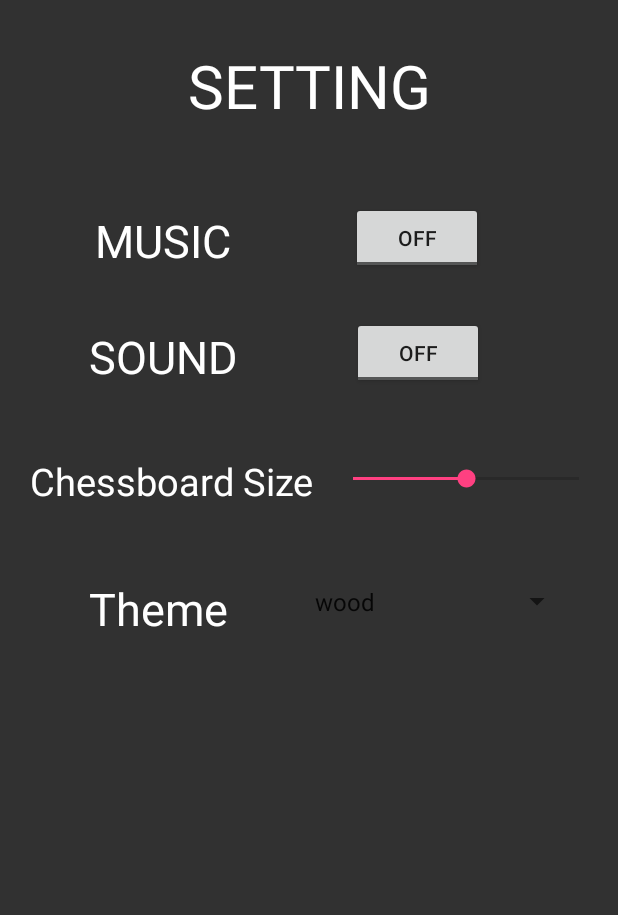
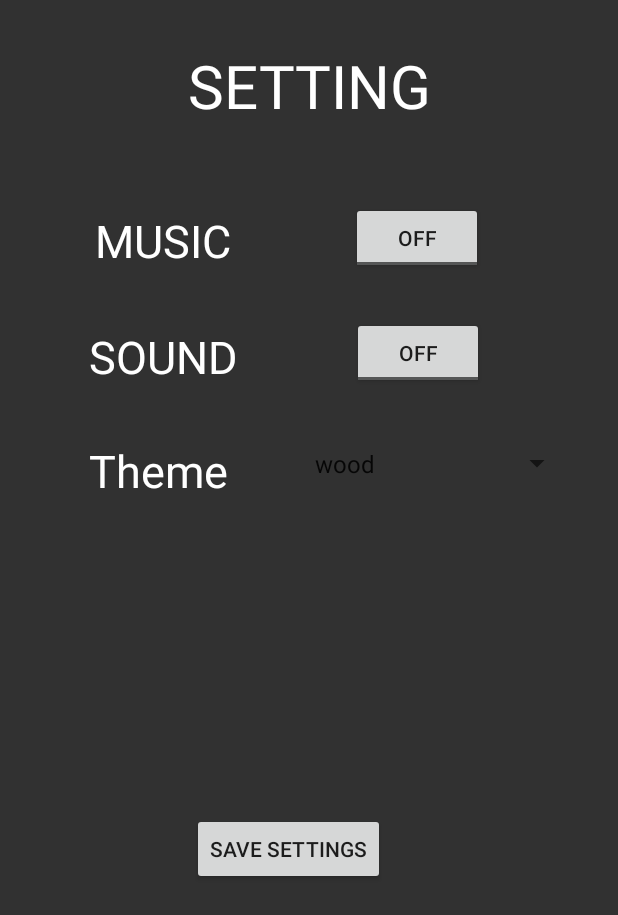
Before and after one commit to chengmx1025/AndroidChessGame, an Android app: the SettingActivity screen opened directly, with no data from a screen before it, after a tap on "ON", on a phone screen of 412 x 824 dp. Shown: the top 915 px of the screen. Run offline under Robolectric (Android 15) with nearby library versions, the phone set to English and light mode, and no system bars; 1 other tap on this screen came first.

Commit message:
ver4.3: bugs fixed in single player

```diff
--- a/app/src/main/java/com/example/chengmx/group16chessgame/activity/SettingActivity.java
+++ b/app/src/main/java/com/example/chengmx/group16chessgame/activity/SettingActivity.java
@@ -9,13 +9,22 @@ import android.content.Intent;
 import android.content.ServiceConnection;
 import android.view.KeyEvent;
 import android.view.View;
+import android.widget.AdapterView;
 import android.widget.Button;
+import android.widget.Spinner;
 import android.widget.ToggleButton;
 
 import com.example.chengmx.group16chessgame.R;
 import com.example.chengmx.group16chessgame.Service.MyMusicService;
 import com.example.chengmx.group16chessgame.Service.MyMusicService.MyBinder;
+import com.example.chengmx.group16chessgame.data.Data;
 
+/**
+ * CSIT 5510 (L1)
+ * CHENG Mingxin, 20387442, mchengaa@connect.ust.hk
+ * CHEN Kangle, 20403480, kchenam@connect.ust.hk
+ * WANG Ziwei, 20402072, zwangcp@connect.ust.hk
+ */
 
 /**
  * Created by chengmx on 2016/11/14.
@@ -24,24 +33,36 @@ import com.example.chengmx.group16chessgame.Service.MyMusicService.MyBinder;
 public class SettingActivity extends Activity {
     private ServiceConnection conn;
     private MyMusicService musicService;
+
     private ToggleButton musicToggleButton;
+    private ToggleButton soundToggleButton;
+    private Button saveButton;
+    private Spinner spinner;
+
+
+    private int if_music;
+    private int if_sound;
+    private int theme;
+
 
     @Override
     protected void onCreate(Bundle savedInstanceState) {
         super.onCreate(savedInstanceState);
         setContentView(R.layout.setting);
+        if_music = 0;
+        if_sound = 0;
+        theme = 0;
+
+        musicToggleButton = (ToggleButton)findViewById(R.id.toggleButton1);
+        soundToggleButton = (ToggleButton)findViewById(R.id.toggleButton2);
+        saveButton = (Button)findViewById(R.id.saveButton);
+        spinner = (Spinner)findViewById(R.id.spinner);
+
+        //loadSettings();
         conn = new Myconn();
-        musicToggleButton = (ToggleButton)findViewById(R.id.toggleButton1);
+
         musicToggleButton.setOnClickListener(new View.OnClickListener() {
             public void onClick(View v) {
-                if (musicService == null) {
-                        Intent intent = new Intent(SettingActivity.this,
-                                MyMusicService.class);
-                        bindService(intent, conn, Context.BIND_AUTO_CREATE);//绑定服务,后台也能播放
-                    } else {
-                        musicService.playMusic();
-                    }
-                /*
                 //first-clicked
                 if (musicToggleButton.isChecked()) {
                     if (musicService == null) {
@@ -60,7 +81,32 @@ public class SettingActivity extends Activity {
                         unbindService(conn);
                     }
                 }
-                */
+            }
+        });
+
+        spinner.setOnItemSelectedListener(new AdapterView.OnItemSelectedListener() {
+            @Override
+            public void onItemSelected(AdapterView<?> parent, View view, int pos, long id) {
+                theme = pos;
+            }
+            @Override
+            public void onNothingSelected(AdapterView<?> parent) {
+                // Another interface callback
+            }
+        });
+
+        saveButton.setOnClickListener(new View.OnClickListener() {
+            public void onClick(View v) {
+                if (musicToggleButton.isChecked())
+                    if_music = 1;
+                else
+                    if_music = 0;
+
+                if (soundToggleButton.isChecked())
+                    if_sound = 1;
+                else
+                    if_sound = 0;
+                //saveSettings();
             }
         });
     }
@@ -88,4 +134,16 @@ public class SettingActivity extends Activity {
         return super.onKeyDown(keyCode, event);
     }
 
+    public void loadSettings(){
+
+        String[] out = Data.loadSetting(getApplicationContext());
+        if_music = Integer.valueOf(out[0]);
+        if_sound = Integer.valueOf(out[1]);
+        theme = Integer.valueOf(out[2]);
+    }
+
+    public void saveSettings() {
+        String text = Integer.toString(if_music) + "/" + Integer.toString(if_sound) + "/" + Integer.toString(theme);
+        Data.saveSetting(getApplicationContext(), text);
+    }
 }
--- a/app/src/main/res/layout/game_rule.xml
+++ b/app/src/main/res/layout/game_rule.xml
@@ -17,7 +17,10 @@
         android:textColor="#ffffff"/>
 
     <TextView
-        android:text="This is a game called Five-In-A-Roll.\nPlayers take turns to put a chess on the board.\nThe one who first makes five chess in a line will win the game.\n\nHope you enjoy it! :)"
+        android:text="This is a game called Five-In-A-Roll.\nPlayers take turns to put a chess on the board.\nThe one who first makes five chess in a line will win the game.\n\nHope you enjoy it! :)\n\n\nDeveloped by:
+        CHENG Mingxin
+        CHEN Kangle
+        WANG Ziwei"
         android:layout_width="match_parent"
         android:layout_height="wrap_content"
         android:id="@+id/textView2"
--- a/app/src/main/res/layout/setting.xml
+++ b/app/src/main/res/layout/setting.xml
@@ -73,12 +73,12 @@
         </LinearLayout>
     </LinearLayout>
 
+    <!--
     <LinearLayout
         android:orientation="horizontal"
         android:layout_width="match_parent"
         android:layout_height="92dp"
         >
-
         <TextView
             android:layout_width="wrap_content"
             android:layout_height="match_parent"
@@ -88,7 +88,6 @@
             android:layout_marginTop="30dp"
             android:layout_marginLeft="20dp"
             />
-
         <SeekBar
             style="@style/Widget.AppCompat.SeekBar.Discrete"
             android:layout_width="match_parent"
@@ -98,14 +97,14 @@
             android:progress="4"
             android:id="@+id/seekBar"
             android:layout_weight="1" />
-
-
     </LinearLayout>
+    -->
 
     <LinearLayout
         android:orientation="horizontal"
         android:layout_width="match_parent"
-        android:layout_height="match_parent">
+        android:layout_height="94dp"
+        android:layout_weight="0.48">
 
         <TextView
             android:layout_width="wrap_content"
@@ -124,8 +123,23 @@
             android:layout_marginRight="30dp"
             android:layout_marginLeft="50dp"
             android:entries="@array/themes"
+            />
+    </LinearLayout>
 
-            />
+    <LinearLayout
+        android:orientation="horizontal"
+        android:layout_width="match_parent"
+        android:layout_height="92dp"
+        >
+
+
+        <Button
+            android:text="Save Settings"
+            android:layout_width="wrap_content"
+            android:layout_height="wrap_content"
+            android:id="@+id/saveButton"
+
+            android:layout_marginLeft="128dp" />
     </LinearLayout>
 
 
```
Also changed, not shown: app/src/main/java/com/example/chengmx/group16chessgame/Service/MyMusicService.java (+7 -0 lines), app/src/main/java/com/example/chengmx/group16chessgame/activity/AIGameActivity.java (+8 -1 lines), app/src/main/java/com/example/chengmx/group16chessgame/activity/GameRuleActivity.java (+7 -0 lines), app/src/main/java/com/example/chengmx/group16chessgame/activity/MainActivity.java (+7 -0 lines), app/src/main/java/com/example/chengmx/group16chessgame/activity/ProfileActivity.java (+7 -0 lines), app/src/main/java/com/example/chengmx/group16chessgame/activity/SingleGameActivity.java (+15 -8 lines), app/src/main/java/com/example/chengmx/group16chessgame/data/Data.java (+9 -2 lines), app/src/main/java/com/example/chengmx/group16chessgame/game/AI.java (+7 -0 lines), app/src/main/java/com/example/chengmx/group16chessgame/game/DrawView.java (+7 -0 lines), app/src/main/java/com/example/chengmx/group16chessgame/game/Move.java (+7 -0 lines), app/src/main/java/com/example/chengmx/group16chessgame/game/RenderThread.java (+7 -0 lines), app/src/main/java/com/example/chengmx/group16chessgame/game/Rule.java (+7 -0 lines), app/src/main/java/com/example/chengmx/group16chessgame/widget/MessageDialog.java (+7 -0 lines).
